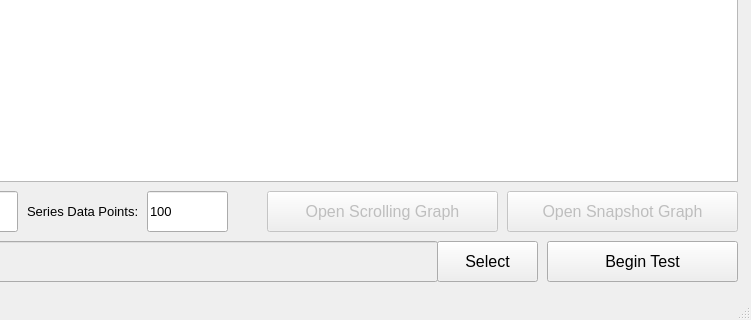
Before: the Qt Designer form src/Device_Tests/wavstep_power_monitoring_test_window.ui in shattered97/OSICS_Interface, drawn with Qt 5; both pictures show x 273 to 1024 and y 448 to 768 of the 1024 by 768 pixel window.
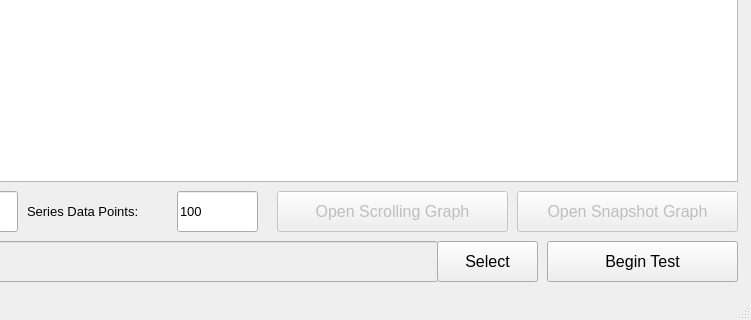
After: the same form once the commit is applied.

Commit message: fixing field covering label in gui

```diff
--- a/src/Device_Tests/wavstep_power_monitoring_test_window.ui
+++ b/src/Device_Tests/wavstep_power_monitoring_test_window.ui
@@ -727,7 +727,7 @@
     </property>
     <property name="geometry">
      <rect>
-      <x>540</x>
+      <x>550</x>
       <y>620</y>
       <width>231</width>
       <height>41</height>
@@ -880,9 +880,9 @@
     </property>
     <property name="geometry">
      <rect>
-      <x>780</x>
+      <x>790</x>
       <y>620</y>
-      <width>231</width>
+      <width>221</width>
       <height>41</height>
      </rect>
     </property>
@@ -904,7 +904,7 @@
     </property>
     <property name="geometry">
      <rect>
-      <x>420</x>
+      <x>450</x>
       <y>620</y>
       <width>81</width>
       <height>41</height>
```
Left out of the diff: 2 changed lines with no effect on the pictures.
